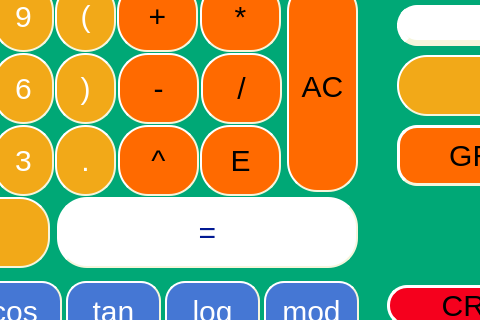
This is src/view/s21_view.ui in DonOutcast/s21_SmartCalc-v2.0 as Qt 5 draws it before an edit; both pictures show x 133 to 613 and y 175 to 495 of the 1514 by 585 pixel window. The edited form follows.
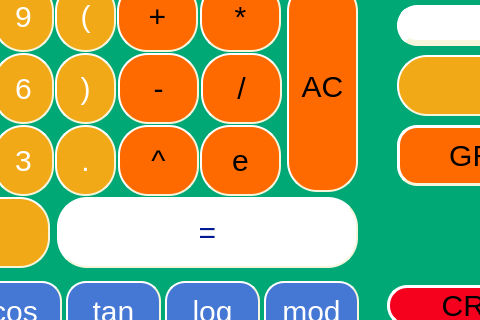
This is the edited form. Custom widgets are drawn as their Qt base class.

What changed in the file:
```diff
--- a/src/view/s21_view.ui
+++ b/src/view/s21_view.ui
@@ -1054,7 +1054,7 @@
 }</string>
     </property>
     <property name="text">
-     <string>E</string>
+     <string>e</string>
     </property>
    </widget>
    <widget class="QPushButton" name="button_graph">
```
